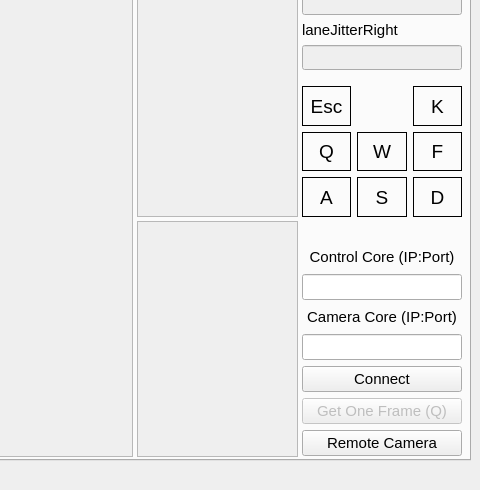
This is main_ui.ui in DarkerWhite/smart-car-viewer as Qt 5 draws it before an edit; both pictures show x 680 to 1160 and y 390 to 880 of the 1160 by 880 pixel window. The edited form follows.
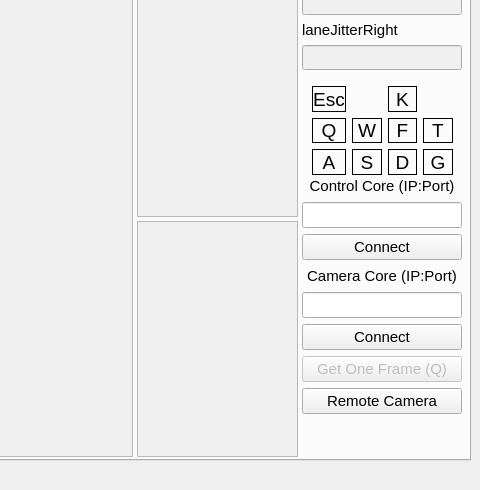
This is the edited form.

Patch:
```diff
--- a/main_ui.ui
+++ b/main_ui.ui
@@ -256,9 +256,9 @@
       <property name="geometry">
        <rect>
         <x>980</x>
-        <y>609</y>
+        <y>540</y>
         <width>160</width>
-        <height>211</height>
+        <height>238</height>
        </rect>
       </property>
       <layout class="QVBoxLayout" name="verticalLayout_3">
@@ -295,6 +295,21 @@
          </property>
         </widget>
        </item>
+       <item>
+        <widget class="QPushButton" name="button_connect_control">
+         <property name="font">
+          <font>
+           <pointsize>11</pointsize>
+          </font>
+         </property>
+         <property name="cursor">
+          <cursorShape>ArrowCursor</cursorShape>
+         </property>
+         <property name="text">
+          <string>Connect</string>
+         </property>
+        </widget>
+       </item>
        <item>
         <widget class="QLabel" name="label_ip_camera">
          <property name="font">
@@ -397,10 +412,10 @@
      <widget class="QWidget" name="gridLayoutWidget">
       <property name="geometry">
        <rect>
-        <x>980</x>
+        <x>990</x>
         <y>450</y>
-        <width>160</width>
-        <height>131</height>
+        <width>141</width>
+        <height>89</height>
        </rect>
       </property>
       <layout class="QGridLayout" name="gridLayout">
@@ -578,6 +593,48 @@
          </property>
         </widget>
        </item>
+       <item row="1" column="3">
+        <widget class="QLabel" name="label_f_2">
+         <property name="font">
+          <font>
+           <pointsize>14</pointsize>
+          </font>
+         </property>
+         <property name="frameShape">
+          <enum>QFrame::Box</enum>
+         </property>
+         <property name="text">
+          <string>T</string>
+         </property>
+         <property name="alignment">
+          <set>Qt::AlignCenter</set>
+         </property>
+         <property name="margin">
+          <number>0</number>
+         </property>
+        </widget>
+       </item>
+       <item row="2" column="3">
+        <widget class="QLabel" name="label_D_2">
+         <property name="font">
+          <font>
+           <pointsize>14</pointsize>
+          </font>
+         </property>
+         <property name="frameShape">
+          <enum>QFrame::Box</enum>
+         </property>
+         <property name="text">
+          <string>G</string>
+         </property>
+         <property name="alignment">
+          <set>Qt::AlignCenter</set>
+         </property>
+         <property name="margin">
+          <number>0</number>
+         </property>
+        </widget>
+       </item>
       </layout>
      </widget>
      <widget class="QTextEdit" name="edit_log_control">
```
Left out of the diff: 179 changed lines with no effect on the pictures.
